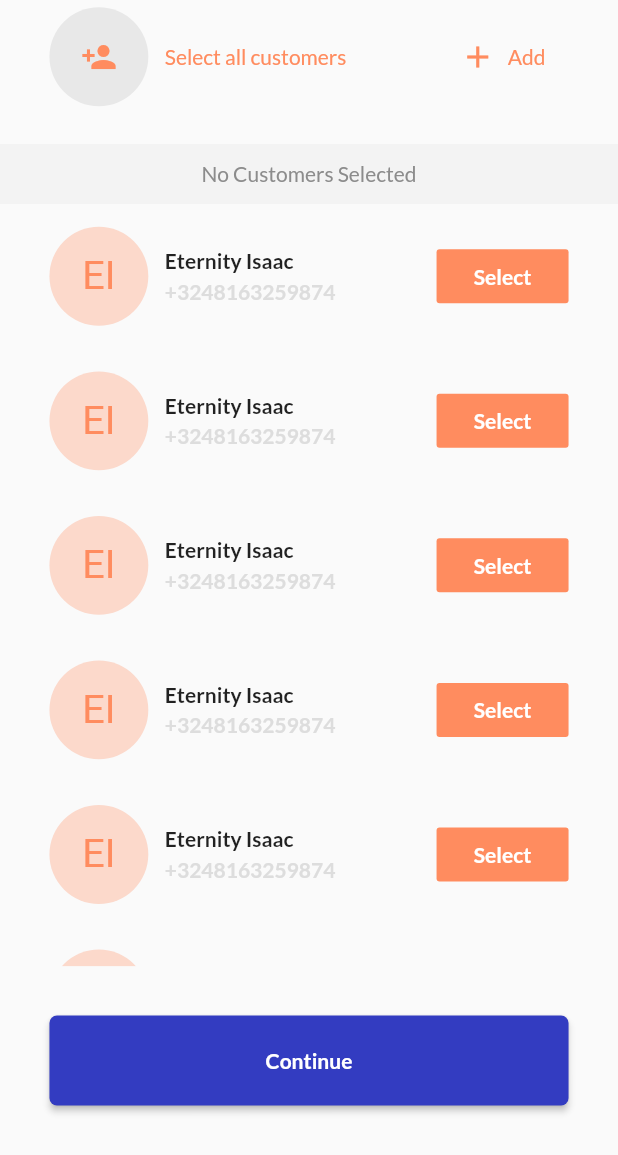
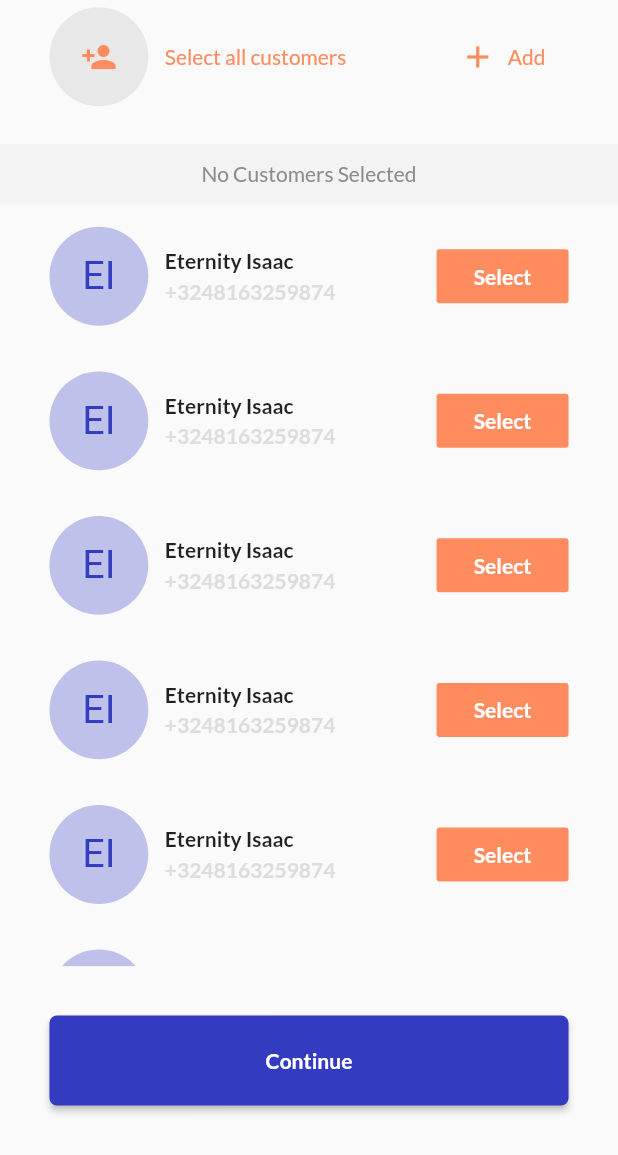
Before and after one commit to rexthecoder/mycustomers, a Flutter app: the AddCustomerMessageView screen opened by its route, on a phone screen of 412 x 824 dp, the part 81-1236 px from its top. Run offline on Flutter 3.47's test engine with Material 2 defaults, Android fonts, the phone set to English and light mode, and no system bars; our stand-ins replace contacts_service, device_preview, flare_flutter, flutter_hooks, flutter_screenutil, flutter_svg and 10 more; missing offline and left inert: observable_ish, sms, stacked_hooks; accounts and stored records are empty; generated files the repository leaves out were written again.

Commit message:
Completed import customer screen

```diff
--- a/lib/app/router.dart
+++ b/lib/app/router.dart
@@ -1,6 +1,7 @@
 import 'package:flutter/cupertino.dart';
 import 'package:flutter/material.dart';
 import 'package:mycustomers/ui/views/home/getstarted/getstarted_view.dart';
+import 'package:mycustomers/ui/views/home/import_customer/import_customer_view.dart';
 import 'package:mycustomers/ui/views/home/language/language_view.dart';
 import 'package:mycustomers/ui/views/home/onboarding/onboarding_view.dart';
 import 'package:mycustomers/ui/views/home/addcustomer/add_customer_view.dart';
@@ -30,6 +31,7 @@ abstract class Routes {
   static const addCustomer = '/addCustomer';
   static const addCustomerMessageRoute = '/addCusMess'; // (^ = ^)
   static const supportViewRoute = '/support';
+  static const importCustomerViewRoute = '/importCustomer';
 }
 
 class Router {
@@ -83,6 +85,11 @@ class Router {
       case Routes.signupViewRoute:
         return CupertinoPageRoute<dynamic>(
           builder: (context) => SignUpView(),
+          settings: settings,
+        );
+      case Routes.importCustomerViewRoute:
+        return CupertinoPageRoute<dynamic>(
+          builder: (context) => ImportCustomerView(),
           settings: settings,
         );
 
--- a/lib/core/services/sms_services.dart
+++ b/lib/core/services/sms_services.dart
@@ -9,6 +9,6 @@ class SmsService {
   final _otpController = StreamController<SmsMessage>();
 
   void handler(SmsMessage message) {
-    var add = _otpController.add(message);
+    _otpController.add(message);
   }
 }
--- a/lib/ui/views/home/import_customer/import_customer_viewmodel.dart
+++ b/lib/ui/views/home/import_customer/import_customer_viewmodel.dart
@@ -1,3 +1,6 @@
+import 'dart:async';
+
+import 'package:contacts_service/contacts_service.dart';
 import 'package:flutter/cupertino.dart';
 import 'package:mycustomers/app/locator.dart';
 import 'package:mycustomers/core/models/customer.dart';
@@ -5,75 +8,37 @@ import 'package:mycustomers/core/services/customer_services.dart';
 import 'package:stacked/stacked.dart';
 import 'package:stacked_services/stacked_services.dart';
 
-class ImportCustomerViewModel extends FutureViewModel {
+class ImportCustomerViewModel extends StreamViewModel {
   // TODO: Change the functions and fields to match import contacts
   // Get the services required
   NavigationService _navigationService = locator<NavigationService>();
-  ICustomerService _customerService = locator<ICustomerService>();
 
-  List<Customer> _selectedCustomers = [];
-  List<Customer> get selectedCustomers => _selectedCustomers;
+  StreamController _contactStream = StreamController<List<Contact>>();
+
+  ImportCustomerViewModel();
+
+  init() async {
+    List<Contact> contacts = (await ContactsService.getContacts(query: _searchTerm)).toList();
+    _contactStream.add(contacts);
+  }
 
   String _searchTerm = '';
   Pattern get searchPattern => RegExp('$_searchTerm', caseSensitive: false);
 
-  List<Customer> _allCustomers = [];
-  List<Customer> get allCustomers => _allCustomers.where(
-        (Customer customer) =>
-    customer.name.contains(searchPattern) ||
-        customer.lastName.contains(searchPattern) ||
-        customer.phone.contains(searchPattern) ||
-        customer.email.contains(searchPattern),
-  ).toList();
-
-
-  /// Data checking section
-  bool get hasData => _allCustomers.isNotEmpty;
-  bool get hasSelected => _selectedCustomers.isNotEmpty;
-  int get numberOfSelected => _selectedCustomers.length;
-  bool isSelected(Customer customer) => _selectedCustomers.contains(customer);
-  bool get allSelected => _allCustomers.length == _selectedCustomers.length;
-
   TextEditingController searchController = TextEditingController();
-  search(String keyword) {
+  search(String keyword) async {
     _searchTerm = keyword;
-    notifyListeners();
+    List<Contact> contacts = (await ContactsService.getContacts(query: _searchTerm)).toList();
+    _contactStream.add(contacts);
   }
-
-  void addCustomer(Customer customer) {
-    _selectedCustomers.add(customer);
-    notifyListeners();
-  }
-
-  void deselectCustomer(Customer customer) {
-    _selectedCustomers.removeWhere((element) => element.id == customer.id);
-    notifyListeners();
-  }
-
-  void selectAllCustomers() {
-    _selectedCustomers.clear();
-    _selectedCustomers.addAll(_allCustomers);
-    notifyListeners();
-  }
-
-  void deselectAllCustomers() {
-    _selectedCustomers = [];
-    notifyListeners();
-  }
-
 
   /// View initialize and close section
   popView() {
     _navigationService.back();
   }
 
-  returnCustomers() {
-    _navigationService.back(result: _selectedCustomers);
-  }
 
   @override
-  Future futureToRun() async {
-    _allCustomers = await _customerService.getCustomers(1);
-  }
+  Stream get stream => _contactStream.stream;
 
 }
--- a/lib/ui/views/marketing/widgets/customer_circle_avatar.dart
+++ b/lib/ui/views/marketing/widgets/customer_circle_avatar.dart
@@ -1,35 +1,41 @@
+import 'package:contacts_service/contacts_service.dart';
 import 'package:flutter/material.dart';
 import 'package:mycustomers/core/models/customer.dart';
 import 'package:mycustomers/ui/shared/const_color.dart';
 import 'package:flutter_screenutil/flutter_screenutil.dart';
+
+extension Initial on Contact {
+  String get initial => this.initials().isNotEmpty ? this.initials() : this.displayName[0].toUpperCase();
+}
 
 class CustomerCircleAvatar extends StatelessWidget {
   CustomerCircleAvatar({
     Key key,
     this.customer,
     this.child,
-    this.bgColor,
+    this.bgColor, this.contact,
   }) : super(key: key) {
-    assert(customer != null || child != null);
+    assert((customer != null) || (child != null) || (contact != null));
   }
 
   final Customer customer;
+  final Contact contact;
   final Widget child;
   final Color bgColor;
 
   @override
   Widget build(BuildContext context) {
     return CircleAvatar(
-      child: this.child ??
+      child: this.child != null ? this.child : this.contact != null && this.contact.avatar.isNotEmpty ? Image.memory(this.contact.avatar, fit: BoxFit.cover,) :
           Text(
-            '${customer.name.substring(0, 1)}${customer.lastName?.substring(0, 1) ?? ''}'.toUpperCase(),
+            '${customer?.name?.substring(0, 1) ?? contact.initial}${customer?.lastName?.substring(0, 1) ?? ''}'.toUpperCase(),
             style: TextStyle(
-              color: BrandColors.secondary,
+              color: BrandColors.primary,
               fontSize: 24.sp,
             ),
           ),
       radius: 30.w,
-      backgroundColor: this.bgColor ?? BrandColors.secondary.withOpacity(0.3),
+      backgroundColor: this.bgColor ?? BrandColors.primary.withOpacity(0.3),
     );
   }
 }
```
Also changed, not shown: lib/ui/views/home/import_customer/import_customer_view.dart (+19 -18 lines), lib/ui/views/startup/startup_viewmodel.dart (+6 -1 lines).
